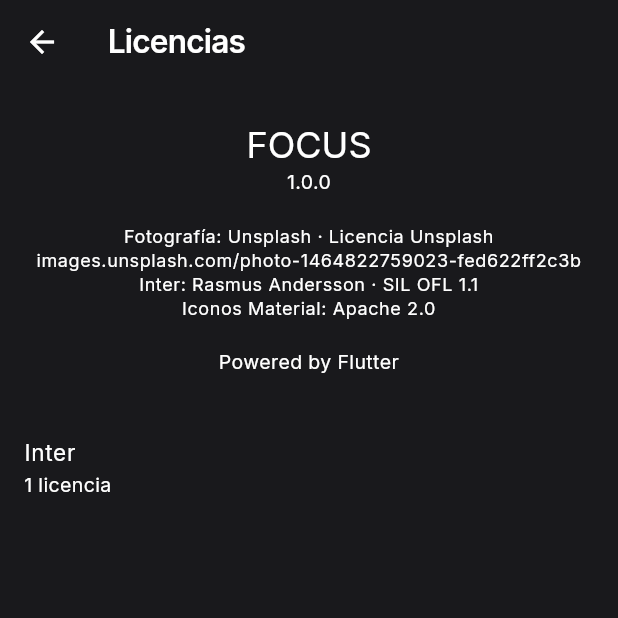
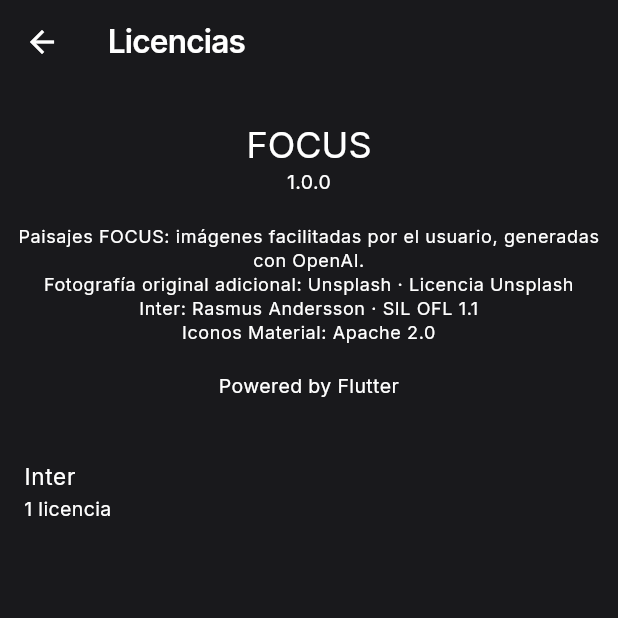
Before and after one commit to aldo200908-lgtm/FOCUS-App, a Flutter app: the screen it shows after launch, item 5 of the bottom bar chosen, scrolled down 576 dp, after a tap on "FOCUS 1.0 · Créditos y licencias", on a phone screen of 412 x 824 dp, the top half of it. Run offline on Flutter 3.47's test engine with Material 3 defaults, Android fonts, the phone set to English and light mode, and no system bars; our stand-ins replace shared_preferences.

Commit message:
docs: add supplied artwork to in-app attribution

```diff
--- a/lib/screens/settings.dart
+++ b/lib/screens/settings.dart
@@ -180,7 +180,7 @@
                   applicationName: 'FOCUS',
                   applicationVersion: '1.0.0',
                   applicationLegalese:
-                      'Fotografía: Unsplash · Licencia Unsplash\nimages.unsplash.com/photo-1464822759023-fed622ff2c3b\nInter: Rasmus Andersson · SIL OFL 1.1\nIconos Material: Apache 2.0',
+                      'Paisajes FOCUS: imágenes facilitadas por el usuario, generadas con OpenAI.\nFotografía original adicional: Unsplash · Licencia Unsplash\nInter: Rasmus Andersson · SIL OFL 1.1\nIconos Material: Apache 2.0',
                 ),
                 child: const Text(
                   'FOCUS 1.0 · Créditos y licencias',
```
